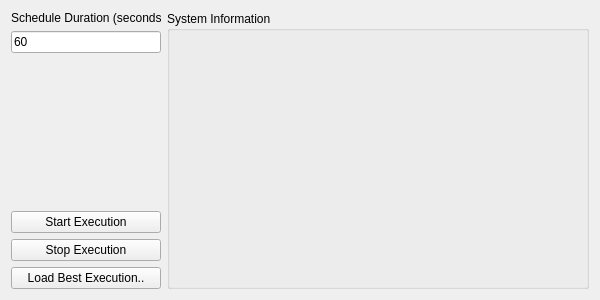
Old version of the form info_window.ui in the repository misunyu/multimodel-scheduling.
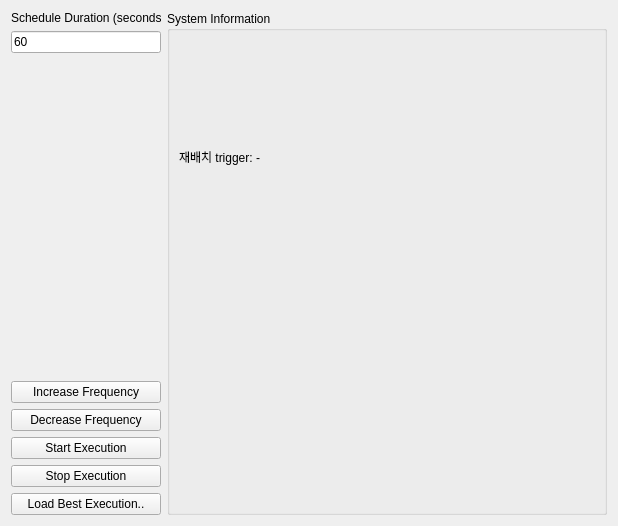
New version of the form.

Commit message:
Enhance UI with new controls and metrics handling:
- Added "Increase Frequency" and "Decrease Frequency" buttons.
- Introduced metrics update logic with compact display for throughput, queues, and drop rates.
- Incorporated trigger evaluation for drop rate and queue delay within runtime.
- Adjusted layout for better spacing and alignment across components.
- Removed NPU info from UI and related updates for consistency.

```diff
--- a/info_window.ui
+++ b/info_window.ui
@@ -6,8 +6,8 @@
    <rect>
     <x>0</x>
     <y>0</y>
-    <width>600</width>
-    <height>300</height>
+    <width>618</width>
+    <height>526</height>
    </rect>
   </property>
   <property name="minimumSize">
@@ -67,6 +67,44 @@
        </property>
       </spacer>
      </item>
+     <item>
+      <widget class="QPushButton" name="increase_frequency_button">
+       <property name="sizePolicy">
+        <sizepolicy hsizetype="Fixed" vsizetype="Fixed">
+         <horstretch>0</horstretch>
+         <verstretch>0</verstretch>
+        </sizepolicy>
+       </property>
+       <property name="maximumSize">
+        <size>
+         <width>150</width>
+         <height>16777215</height>
+        </size>
+       </property>
+       <property name="text">
+        <string>Increase Frequency</string>
+       </property>
+      </widget>
+     </item>
+     <item>
+      <widget class="QPushButton" name="decrease_frequency_button">
+       <property name="sizePolicy">
+        <sizepolicy hsizetype="Fixed" vsizetype="Fixed">
+         <horstretch>0</horstretch>
+         <verstretch>0</verstretch>
+        </sizepolicy>
+       </property>
+       <property name="maximumSize">
+        <size>
+         <width>150</width>
+         <height>16777215</height>
+        </size>
+       </property>
+       <property name="text">
+        <string>Decrease Frequency</string>
+       </property>
+      </widget>
+     </item>
      <item>
       <widget class="QPushButton" name="start_button">
        <property name="sizePolicy">
@@ -117,9 +155,9 @@
    <item>
     <widget class="QGroupBox" name="infoGroupBox">
      <property name="sizePolicy">
-      <sizepolicy hsizetype="Expanding" vsizetype="Preferred">
+      <sizepolicy hsizetype="Expanding" vsizetype="Expanding">
        <horstretch>0</horstretch>
-       <verstretch>0</verstretch>
+       <verstretch>1</verstretch>
       </sizepolicy>
      </property>
      <property name="minimumSize">
@@ -131,11 +169,91 @@
      <property name="title">
       <string>System Information</string>
      </property>
-     <layout class="QVBoxLayout" name="infoLayout">
+     <layout class="QVBoxLayout" name="infoLayout" stretch="0,0,0,1,0">
       <item>
        <widget class="QLabel" name="schedule_name_label">
+        <property name="sizePolicy">
+         <sizepolicy hsizetype="Expanding" vsizetype="Fixed">
+          <horstretch>0</horstretch>
+          <verstretch>0</verstretch>
+         </sizepolicy>
+        </property>
+        <property name="minimumSize">
+         <size>
+          <width>0</width>
+          <height>24</height>
+         </size>
+        </property>
+        <property name="maximumSize">
+         <size>
+          <width>16777215</width>
+          <height>24</height>
+         </size>
+        </property>
         <property name="text">
          <string/>
+        </property>
+        <property name="wordWrap">
+         <bool>false</bool>
+        </property>
+       </widget>
+      </item>
+      <item>
+       <widget class="QLabel" name="metrics_label">
+        <property name="sizePolicy">
+         <sizepolicy hsizetype="Expanding" vsizetype="Preferred">
+          <horstretch>0</horstretch>
+          <verstretch>0</verstretch>
+         </sizepolicy>
+        </property>
+        <property name="minimumSize">
+         <size>
+          <width>0</width>
+          <height>72</height>
+         </size>
+        </property>
+        <property name="maximumSize">
+         <size>
+          <width>16777215</width>
+          <height>200</height>
+         </size>
+        </property>
+        <property name="text">
+         <string/>
+        </property>
+        <property name="alignment">
+         <set>Qt::AlignLeading|Qt::AlignLeft|Qt::AlignVCenter</set>
+        </property>
+        <property name="wordWrap">
+         <bool>true</bool>
+        </property>
+       </widget>
+      </item>
+      <item>
+       <widget class="QLabel" name="trigger_below_metrics_label">
+        <property name="sizePolicy">
+         <sizepolicy hsizetype="Expanding" vsizetype="Preferred">
+          <horstretch>0</horstretch>
+          <verstretch>0</verstretch>
+         </sizepolicy>
+        </property>
+        <property name="minimumSize">
+         <size>
+          <width>0</width>
+          <height>48</height>
+         </size>
+        </property>
+        <property name="maximumSize">
+         <size>
+          <width>16777215</width>
+          <height>16777215</height>
+         </size>
+        </property>
+        <property name="text">
+         <string>재배치 trigger: -</string>
+        </property>
+        <property name="alignment">
+         <set>Qt::AlignLeading|Qt::AlignLeft|Qt::AlignTop</set>
         </property>
         <property name="wordWrap">
          <bool>true</bool>
@@ -144,6 +262,12 @@
       </item>
       <item>
        <widget class="QLabel" name="model_performance_label">
+        <property name="sizePolicy">
+         <sizepolicy hsizetype="Expanding" vsizetype="Expanding">
+          <horstretch>0</horstretch>
+          <verstretch>1</verstretch>
+         </sizepolicy>
+        </property>
         <property name="text">
          <string/>
         </property>
@@ -154,16 +278,24 @@
       </item>
       <item>
        <widget class="QLabel" name="cpu_info_label">
-        <property name="text">
-         <string/>
+        <property name="sizePolicy">
+         <sizepolicy hsizetype="Expanding" vsizetype="Preferred">
+          <horstretch>0</horstretch>
+          <verstretch>0</verstretch>
+         </sizepolicy>
         </property>
-        <property name="wordWrap">
-         <bool>true</bool>
+        <property name="minimumSize">
+         <size>
+          <width>0</width>
+          <height>0</height>
+         </size>
         </property>
-       </widget>
-      </item>
-      <item>
-       <widget class="QLabel" name="npu_info_label">
+        <property name="maximumSize">
+         <size>
+          <width>16777215</width>
+          <height>100</height>
+         </size>
+        </property>
         <property name="text">
          <string/>
         </property>
```
The commit also changes 1 other file.
